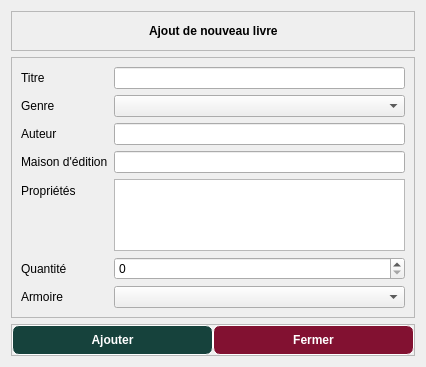
Qt form ajoutlivreform.ui (Totelof10/biblio) before a commit.
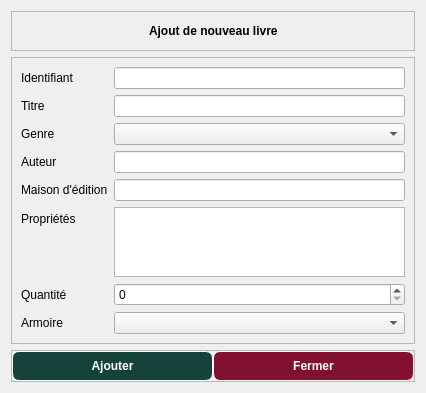
The same form after that commit.

```diff
--- a/ajoutlivreform.ui
+++ b/ajoutlivreform.ui
@@ -76,14 +76,14 @@
       <enum>QFrame::Shadow::Raised</enum>
      </property>
      <layout class="QFormLayout" name="formLayout">
-      <item row="0" column="0">
+      <item row="1" column="0">
        <widget class="QLabel" name="label">
         <property name="text">
          <string>Titre</string>
         </property>
        </widget>
       </item>
-      <item row="0" column="1">
+      <item row="1" column="1">
        <widget class="QLineEdit" name="lineEditTitre">
         <property name="font">
          <font>
@@ -92,66 +92,76 @@
         </property>
        </widget>
       </item>
-      <item row="1" column="0">
+      <item row="2" column="0">
        <widget class="QLabel" name="label_2">
         <property name="text">
          <string>Genre</string>
         </property>
        </widget>
       </item>
-      <item row="2" column="0">
+      <item row="3" column="0">
        <widget class="QLabel" name="label_3">
         <property name="text">
          <string>Auteur</string>
         </property>
        </widget>
       </item>
-      <item row="2" column="1">
+      <item row="3" column="1">
        <widget class="QLineEdit" name="lineEditAuteur"/>
       </item>
-      <item row="3" column="0">
+      <item row="4" column="0">
        <widget class="QLabel" name="label_4">
         <property name="text">
          <string>Maison d'édition</string>
         </property>
        </widget>
       </item>
-      <item row="3" column="1">
+      <item row="4" column="1">
        <widget class="QLineEdit" name="lineEditMaisonEdition"/>
       </item>
-      <item row="4" column="0">
+      <item row="5" column="0">
        <widget class="QLabel" name="label_5">
         <property name="text">
          <string>Propriétés</string>
         </property>
        </widget>
       </item>
-      <item row="4" column="1">
+      <item row="5" column="1">
        <widget class="QTextEdit" name="textEditPropriete"/>
       </item>
-      <item row="5" column="0">
+      <item row="6" column="0">
        <widget class="QLabel" name="label_6">
         <property name="text">
          <string>Quantité</string>
         </property>
        </widget>
       </item>
-      <item row="5" column="1">
+      <item row="6" column="1">
        <widget class="QSpinBox" name="spinBoxQuantite"/>
       </item>
-      <item row="6" column="0">
+      <item row="7" column="0">
        <widget class="QLabel" name="label_8">
         <property name="text">
          <string>Armoire</string>
         </property>
        </widget>
       </item>
-      <item row="6" column="1">
+      <item row="7" column="1">
        <widget class="QComboBox" name="comboBoxArmoire"/>
       </item>
-      <item row="1" column="1">
+      <item row="2" column="1">
        <widget class="QComboBox" name="comboBoxGenre"/>
       </item>
+      <item row="0" column="0">
+       <widget class="QLabel" name="label_9">
+        <property name="text">
+         <string>Identifiant</string>
+        </property>
+       </widget>
+      </item>
+      <item row="0" column="1">
+       <widget class="QLineEdit" name="lineEditIdentifiant"/>
+      </item>
      </layout>
     </widget>
    </item>
```
